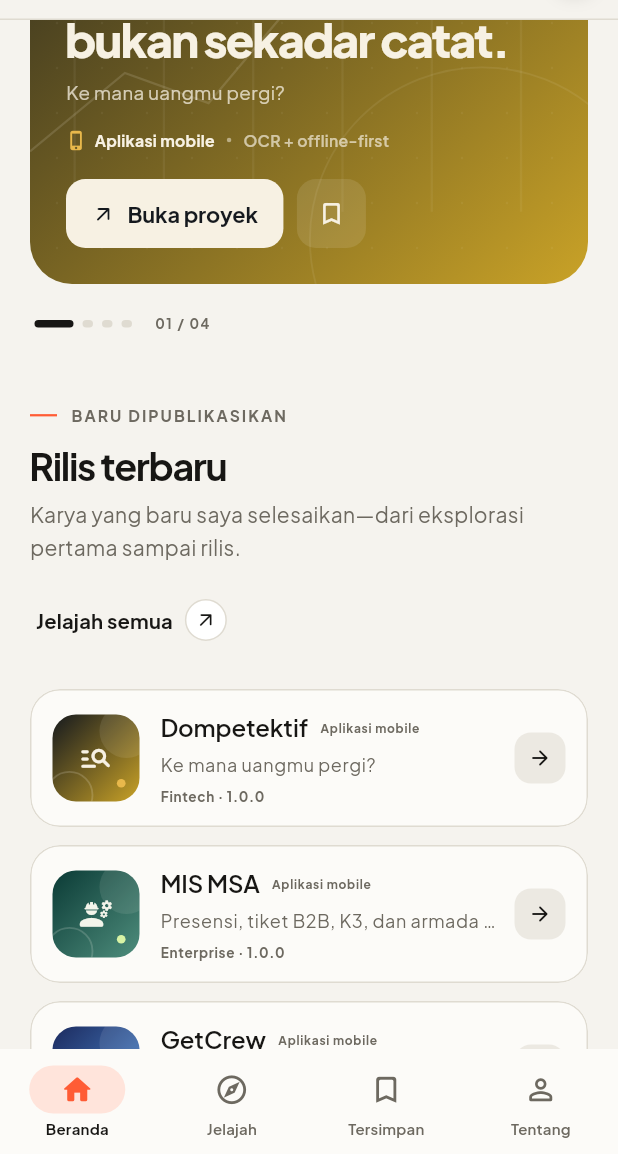
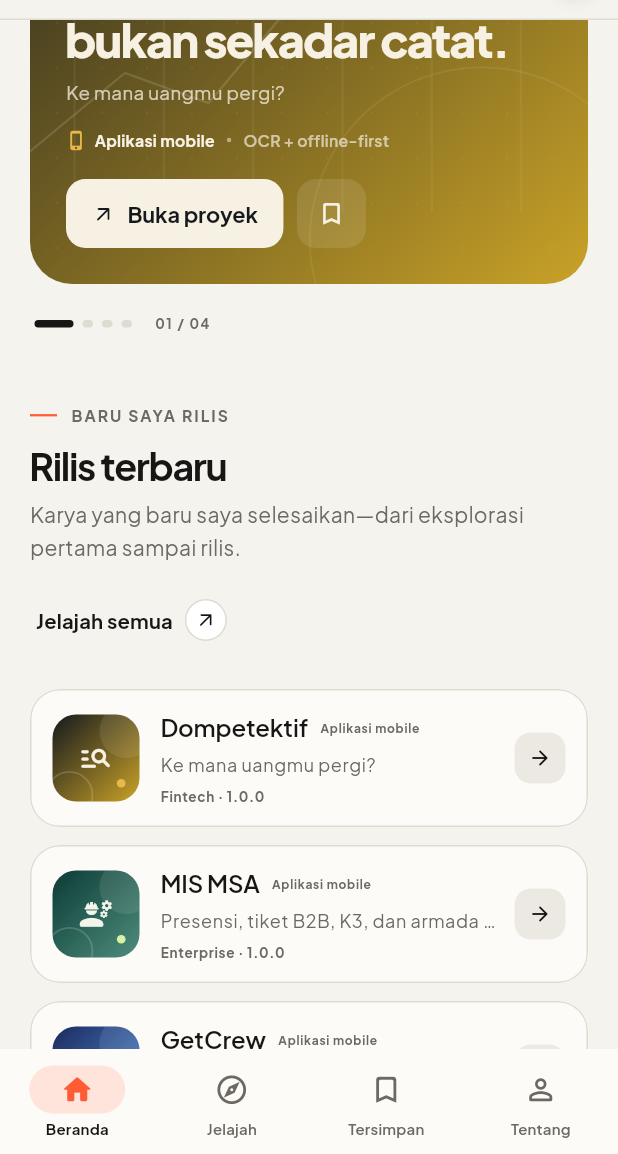
Before and after one commit to MTegarPamungkas/folio, a Flutter app: the screen it shows after launch, scrolled down 576 dp, on a phone screen of 412 x 824 dp, the part 82-1236 px from its top. Run offline on Flutter 3.47's test engine with Material 3 defaults, Android fonts, the phone set to English and light mode, and no system bars; our stand-ins replace equatable, flutter_bloc, get_it, go_router, shared_preferences, web; missing offline and left inert: dart:ui_web.

Commit message:
fix(copy): make the featured labels personal

```diff
--- a/lib/features/home/presentation/widgets/featured_carousel.dart
+++ b/lib/features/home/presentation/widgets/featured_carousel.dart
@@ -327,7 +327,7 @@
                         mainAxisSize: MainAxisSize.min,
                         children: [
                           Text(
-                            'PILIHAN EDITOR',
+                            'PILIHAN SAYA',
                             style: Theme.of(context).textTheme.labelSmall
                                 ?.copyWith(
                                   color: p.ink.withValues(alpha: 0.62),
--- a/lib/features/home/presentation/widgets/latest_releases_section.dart
+++ b/lib/features/home/presentation/widgets/latest_releases_section.dart
@@ -19,7 +19,7 @@
       crossAxisAlignment: CrossAxisAlignment.stretch,
       children: [
         SectionHeading(
-          eyebrow: 'BARU DIPUBLIKASIKAN',
+          eyebrow: 'BARU SAYA RILIS',
           title: 'Rilis terbaru',
           subtitle:
               'Karya yang baru saya selesaikan—dari eksplorasi pertama sampai rilis.',
```
